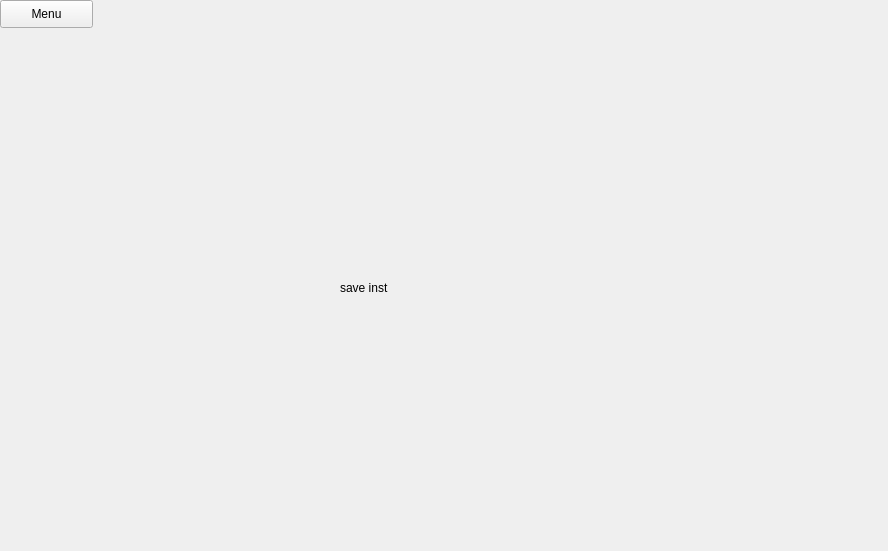
This is TDM.ui in NATRIST-0/TorquemeterDriftMonitoring as Qt 5 draws it before an edit. The edited form follows.
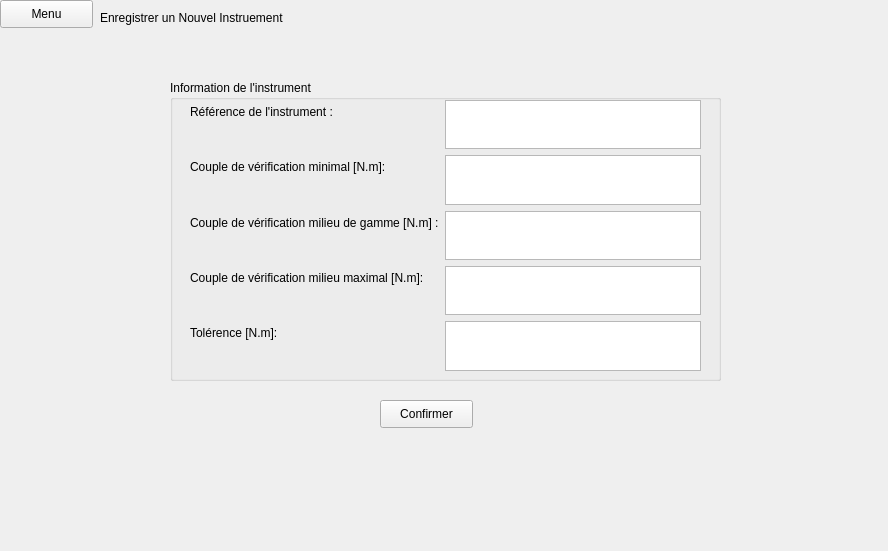
This is the edited form. The open tabs and pages were chosen to show the change. Icons and pictures are not drawn. Custom widgets are drawn as their Qt base class.

Commit message: Separated fonctions and UI

```diff
--- a/TDM.ui
+++ b/TDM.ui
@@ -300,14 +300,14 @@
    <widget class="QLabel" name="label_6">
     <property name="geometry">
      <rect>
-      <x>340</x>
-      <y>280</y>
-      <width>54</width>
+      <x>100</x>
+      <y>10</y>
+      <width>201</width>
       <height>16</height>
      </rect>
     </property>
     <property name="text">
-     <string>save inst</string>
+     <string>Enregistrer un Nouvel Instruement</string>
     </property>
    </widget>
    <widget class="QPushButton" name="enregistrer_instrument_menu">
@@ -323,6 +323,94 @@
      <string>Menu</string>
     </property>
    </widget>
+   <widget class="QGroupBox" name="groupBox_2">
+    <property name="geometry">
+     <rect>
+      <x>170</x>
+      <y>80</y>
+      <width>551</width>
+      <height>301</height>
+     </rect>
+    </property>
+    <property name="title">
+     <string>Information de l'instrument</string>
+    </property>
+    <widget class="QWidget" name="">
+     <property name="geometry">
+      <rect>
+       <x>20</x>
+       <y>20</y>
+       <width>511</width>
+       <height>271</height>
+      </rect>
+     </property>
+     <layout class="QFormLayout" name="formLayout">
+      <item row="0" column="0">
+       <widget class="QLabel" name="label_9">
+        <property name="text">
+         <string>Référence de l'instrument :</string>
+        </property>
+       </widget>
+      </item>
+      <item row="1" column="0">
+       <widget class="QLabel" name="label_10">
+        <property name="text">
+         <string>Couple de vérification minimal [N.m]:</string>
+        </property>
+       </widget>
+      </item>
+      <item row="2" column="0">
+       <widget class="QLabel" name="label_11">
+        <property name="text">
+         <string>Couple de vérification milieu de gamme [N.m] :</string>
+        </property>
+       </widget>
+      </item>
+      <item row="3" column="0">
+       <widget class="QLabel" name="label_12">
+        <property name="text">
+         <string>Couple de vérification milieu maximal [N.m]:</string>
+        </property>
+       </widget>
+      </item>
+      <item row="4" column="0">
+       <widget class="QLabel" name="label_13">
+        <property name="text">
+         <string>Tolérence [N.m]:</string>
+        </property>
+       </widget>
+      </item>
+      <item row="3" column="1">
+       <widget class="QTextEdit" name="Cmax"/>
+      </item>
+      <item row="2" column="1">
+       <widget class="QTextEdit" name="Cmilieu"/>
+      </item>
+      <item row="1" column="1">
+       <widget class="QTextEdit" name="Cmin"/>
+      </item>
+      <item row="0" column="1">
+       <widget class="QTextEdit" name="ref_instrument"/>
+      </item>
+      <item row="4" column="1">
+       <widget class="QTextEdit" name="tolerence"/>
+      </item>
+     </layout>
+    </widget>
+   </widget>
+   <widget class="QPushButton" name="bouton_confirmer_instrument">
+    <property name="geometry">
+     <rect>
+      <x>380</x>
+      <y>400</y>
+      <width>93</width>
+      <height>28</height>
+     </rect>
+    </property>
+    <property name="text">
+     <string>Confirmer</string>
+    </property>
+   </widget>
   </widget>
   <widget class="QWidget" name="page_export">
    <widget class="QLabel" name="label_7">
```
Left out of the diff: 34 changed lines with no effect on the pictures. The commit also changes 5 other files.
